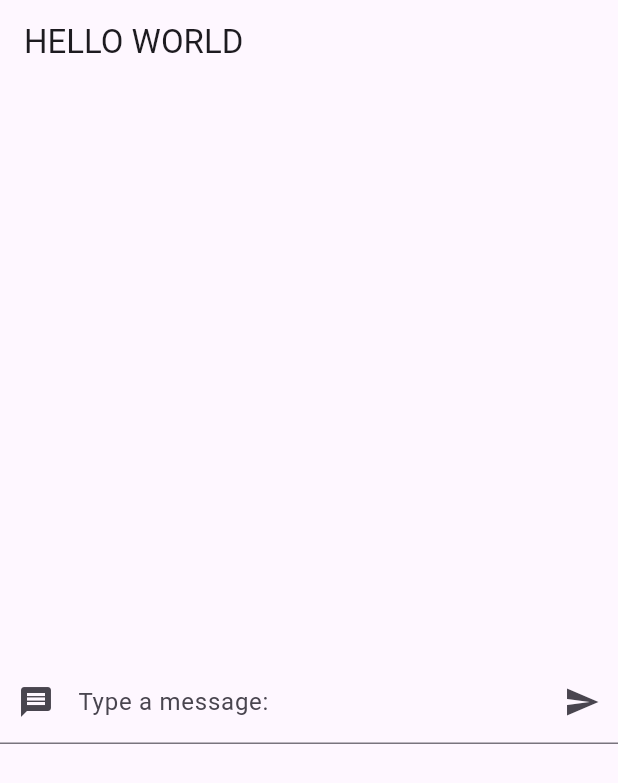
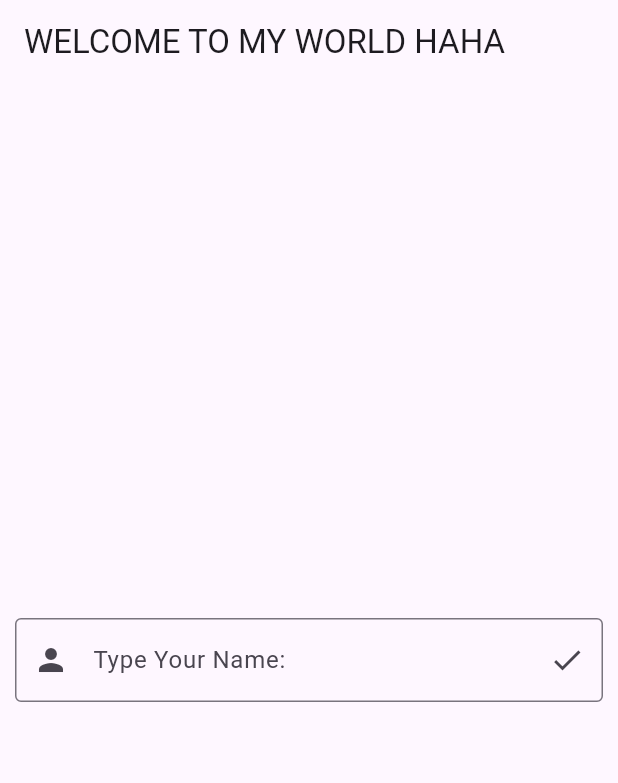
Before and after one commit to Aqilah87/try_first, a Flutter app: the screen it shows after launch, on a phone screen of 412 x 824 dp. Shown: the top 783 px of the screen. Run offline on Flutter 3.47's test engine with Material 3 defaults, Android fonts, the light colour scheme and no system bars.

Commit message:
pageNavigation_7

```diff
--- /dev/null
+++ b/lib/login.dart
@@ -0,0 +1,60 @@
+import 'package:flutter/material.dart';
+import 'package:try_first/myHomePage.dart';
+
+//buat page navigation
+class LoginPage extends StatelessWidget {
+  @override
+  Widget build(BuildContext context) {
+    return Scaffold(
+      appBar: AppBar(title: Text('WELCOME TO MY WORLD HAHA')),
+      body: Body());
+  }
+}
+
+class Body extends StatefulWidget {
+  @override
+  State<Body> createState() => _BodyState();
+}
+
+class _BodyState extends State<Body> {
+  String name ='';
+  TextEditingController controller = new TextEditingController();
+
+  void click(){
+    this.name = controller.text;
+    Navigator.push(
+      //nak pegi page lain
+      context, MaterialPageRoute(
+        builder: (context) => MyHomePage(this.name)));
+
+  }
+
+
+  @override
+  Widget build(BuildContext context) {
+    return Align(alignment: Alignment.center,
+    child: Padding(padding: EdgeInsets.all(10),
+    child: TextField(
+      controller:this.controller,
+      //copy dari file textInputWidget
+      decoration: InputDecoration(
+
+      //icon is widget 1.
+      prefixIcon: Icon(Icons.person),
+      labelText: "Type Your Name:",
+      border: OutlineInputBorder(
+        borderSide: BorderSide(width:5, color: Colors.black)),
+
+      //button presses 2.
+      suffixIcon: IconButton(
+      icon: Icon(Icons.done),
+      //jenis-jenis
+      splashColor: Colors.blue,
+      tooltip: "Submit",
+      //empty func
+      onPressed: this.click,
+      ),
+      ),
+    )));
+  }
+}
--- a/lib/main.dart
+++ b/lib/main.dart
@@ -1,12 +1,30 @@
 import 'package:flutter/material.dart';
-import 'package:flutter/services.dart';
+import 'login.dart';
 
 void main(){
   runApp (MyApp());
 }
 
-//start listView
-class Post{
+//statelesswidget means not going to change
+class MyApp extends StatelessWidget{
+  //this widget is root of your app.
+  @override
+  //widget just properties (row/ column wedgit )
+  Widget build(BuildContext context){
+  return MaterialApp(
+    title: 'Tims App',
+    theme: ThemeData(
+
+      primarySwatch: Colors.blue,
+      visualDensity: VisualDensity.adaptivePlatformDensity,
+    ),
+    home: LoginPage(),
+  );
+  }
+}
+
+//start listView LETAK DEKAT FILE POST
+/*class Post{
   String body;
   String author;
   int likes = 0;
@@ -22,28 +40,11 @@ class Post{
       this.likes -= 1;
     }
   }
-}
+}*/
 
-//statelesswidget means not going to change
-class MyApp extends StatelessWidget{
-  //this widget is root of your app.
-  @override
-  //widget just properties (row/ column wedgit )
-  Widget build(BuildContext context){
-  return MaterialApp(
-    title: 'Tims App',
-    theme: ThemeData(
 
-      primarySwatch: Colors.blue,
-      visualDensity: VisualDensity.adaptivePlatformDensity,
-    ),
-    home: MyHomePage(),
-  );
-  }
-}
-
-//buat homepage
-class MyHomePage extends StatefulWidget{
+//buat homepage PINDAH DEKAT FILE DIA
+/*class MyHomePage extends StatefulWidget{
   @override
   _MyHomePageState createState() => _MyHomePageState();
 }
@@ -70,10 +71,11 @@ class _MyHomePageState extends State<MyHomePage> {
           Expanded(child: TextInputWidget(this.newPost))
           ]));
   }
-}
+}*/
 
 //stateful widget and text input
-class TextInputWidget extends StatefulWidget {
+//PINDAH FILE DIA
+/*class TextInputWidget extends StatefulWidget {
   final Function(String) callback;
 
   //define callback > optial name parameter
@@ -94,9 +96,9 @@ void dispose(){
 }
 
 void click(){
+  widget.callback(controller.text);
   FocusScope.of(context).unfocus();
   controller.clear();
-  widget.callback(controller.text);
 }
 
   @override
@@ -117,10 +119,10 @@ void click(){
       onPressed: this.click,
       )));
   }
-}
+}*/
 
-//new untuk topic listView part 1
-class PostList extends StatefulWidget {
+//new untuk topic listView part 1  PINDAH FILE
+/*class PostList extends StatefulWidget {
   final List<Post> listItems;
 
   PostList(this.listItems);
@@ -173,4 +175,4 @@ class _PostListState extends State<PostList> {
     },
     );
   }
-}
+}*/
```
Also changed, not shown: lib/myHomePage.dart (added, +37 -0 lines), lib/post.dart (added, +19 -0 lines), lib/postList.dart (added, +57 -0 lines), lib/textInputWidget.dart (added, +47 -0 lines).
